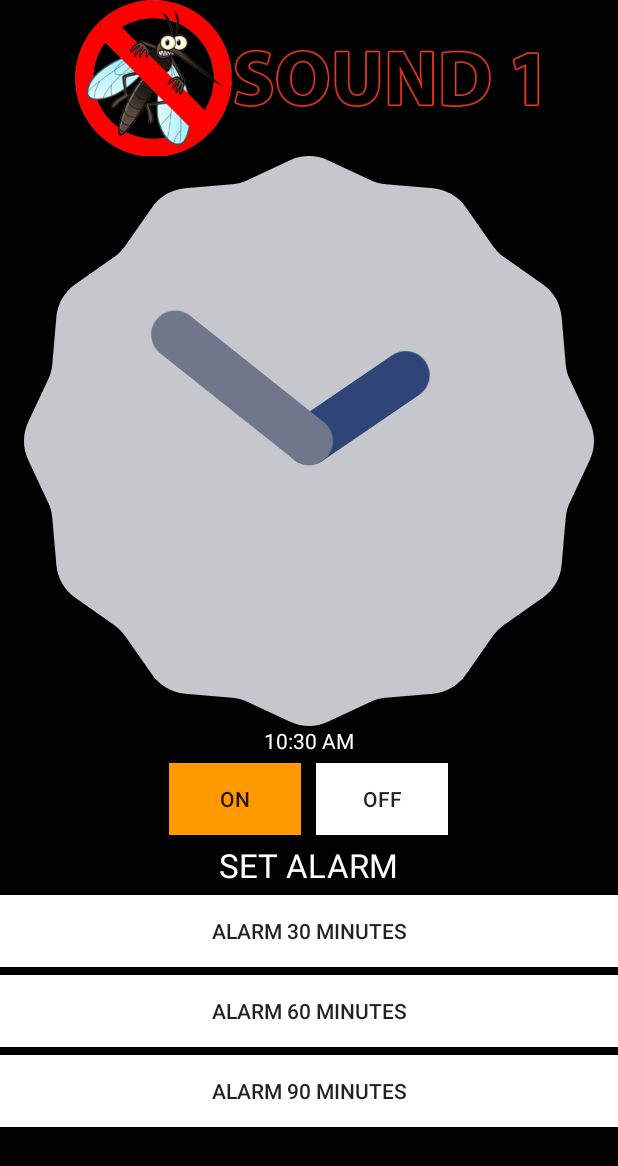
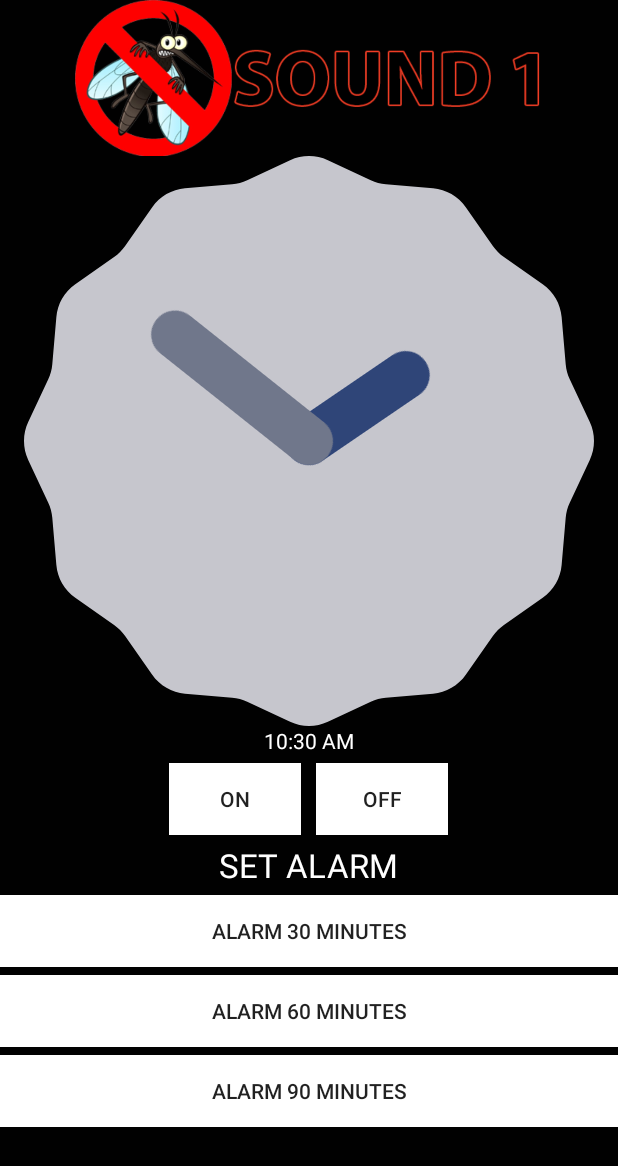
Before and after one commit to lethanhtan89/MosquitoEnd, an Android app: the Mosquito1Activity screen opened directly, with no data from a screen before it, after a tap on "ON", on a phone screen of 412 x 824 dp. Shown: the top 1166 px of the screen. Run offline under Robolectric (Android 15) with nearby library versions, the phone set to English and light mode, and no system bars.

Commit message:
fix error

```diff
--- a/app/build.gradle
+++ b/app/build.gradle
@@ -23,4 +23,5 @@ dependencies {
     compile fileTree(dir: 'libs', include: ['*.jar'])
     compile 'com.android.support:appcompat-v7:23.1.1'
     compile 'com.android.support:design:23.0.1'
+    compile 'com.android.support:cardview-v7:23.1.1'
 }
--- a/app/src/main/java/mosquito/project/com/mosquiteend/Mosquito1Activity.java
+++ b/app/src/main/java/mosquito/project/com/mosquiteend/Mosquito1Activity.java
@@ -1,5 +1,6 @@
 package mosquito.project.com.mosquiteend;
 
+import android.animation.ObjectAnimator;
 import android.app.AlertDialog;
 import android.content.Context;
 import android.content.DialogInterface;
@@ -29,14 +30,14 @@ public class Mosquito1Activity extends AppCompatActivity {
     private AnalogClock analogClock;
     private DigitalClock digitalClock;
     private MediaPlayer mediaPlayer;
-    private String timeCurent;
     private Context context = this;
     private Handler handler;
     private Runnable runnable;
+    private ObjectAnimator objectAnimator;
     private static final int POST_DISPLAY_TIME_30 = 1800000;
     private static final int POST_DISPLAY_TIME_60 = 3600000;
     private static final int POST_DISPLAY_TIME_90 = 5400000;
-    private Boolean isOnePressed = false, isSecondPlace = false;
+
     @Override
     protected void onCreate(Bundle savedInstanceState) {
         super.onCreate(savedInstanceState);
@@ -48,18 +49,15 @@ public class Mosquito1Activity extends AppCompatActivity {
         btAlarm60 = (Button) findViewById(R.id.btalarm60);
         btAlarm90 = (Button) findViewById(R.id.btalarm90);
         imageView = (ImageView) findViewById(R.id.imgMos);
-        //txtTime = (TextView) findViewById(R.id.txtTime);
         analogClock = (AnalogClock) findViewById(R.id.analogClock);
         digitalClock = (DigitalClock) findViewById(R.id.digitalClock);
-
-        //timeCurent = DateFormat.getDateTimeInstance().format(new Date());
-
-        //txtTime.setText(timeCurent);
 
         btOn.setOnClickListener(new View.OnClickListener() {
             @Override
             public void onClick(View v) {
-                btOn.setBackgroundColor(getResources().getColor(R.color.button_change));
+                //btOn.setBackgroundColor(getResources().getColor(R.color.button_change));
+                //btOn.invalidate();
+                objectAnimator = ObjectAnimator.ofFloat(Mosquito1Activity.this, "", 9,2).setDuration(90);
                 mediaPlayer = MediaPlayer.create(Mosquito1Activity.this, R.raw.mosquito_sound1);
                 mediaPlayer.start();
             }
@@ -68,7 +66,7 @@ public class Mosquito1Activity extends AppCompatActivity {
         btOff.setOnClickListener(new View.OnClickListener() {
             @Override
             public void onClick(View v) {
-                btOff.setBackgroundColor(getResources().getColor(R.color.button_change));
+                //btOff.setBackgroundColor(getResources().getColor(R.color.button_change));
                 if (mediaPlayer.isPlaying()) {
                     mediaPlayer.pause();
                 }
@@ -78,7 +76,7 @@ public class Mosquito1Activity extends AppCompatActivity {
         btAlarm30.setOnClickListener(new View.OnClickListener() {
             @Override
             public void onClick(View v) {
-                btAlarm30.setBackgroundColor(getResources().getColor(R.color.button_change));
+                //btAlarm30.setBackgroundColor(getResources().getColor(R.color.button_change));
                 AlertDialog.Builder builder = new AlertDialog.Builder(context);
                 builder.setTitle("SET ALARM");
                 builder.setMessage("Would you like set alarm after 30 minutes ?");
@@ -105,7 +103,7 @@ public class Mosquito1Activity extends AppCompatActivity {
         btAlarm60.setOnClickListener(new View.OnClickListener() {
             @Override
             public void onClick(View v) {
-                btAlarm60.setBackgroundColor(getResources().getColor(R.color.button_change));
+                //btAlarm60.setBackgroundColor(getResources().getColor(R.color.button_change));
                 AlertDialog.Builder builder = new AlertDialog.Builder(context);
                 builder.setTitle("SET ALARM");
                 builder.setMessage("Would you like to set alarm after 60 minutes");
@@ -132,7 +130,7 @@ public class Mosquito1Activity extends AppCompatActivity {
         btAlarm90.setOnClickListener(new View.OnClickListener() {
             @Override
             public void onClick(View v) {
-                btAlarm90.setBackgroundColor(getResources().getColor(R.color.button_change));
+                //btAlarm90.setBackgroundColor(getResources().getColor(R.color.button_change));
                 AlertDialog.Builder builder = new AlertDialog.Builder(context);
                 builder.setTitle("SET ALARM");
                 builder.setMessage("Would you like to set alarm after 90 minutes ");
@@ -169,8 +167,6 @@ public class Mosquito1Activity extends AppCompatActivity {
     //set Sound Alarm After 30 minutes
     public void setAlarmAfter30(){
             mediaPlayer = MediaPlayer.create(Mosquito1Activity.this, R.raw.mosquito_sound1);
-            //mediaPlayer.setAudioStreamType(AudioManager.STREAM_MUSIC);
-            //mediaPlayer.setLooping(true);
             handler = new Handler();
             runnable = new Runnable() {
                 @Override
--- a/app/src/main/res/layout/activity_mosquito1.xml
+++ b/app/src/main/res/layout/activity_mosquito1.xml
@@ -31,11 +31,13 @@
             android:textColor="@color/button"
             android:layout_marginBottom="5dp"
             android:layout_gravity="center_horizontal" />
+
         <LinearLayout
             android:orientation="horizontal"
             android:layout_width="wrap_content"
             android:layout_height="wrap_content"
             android:layout_gravity="center_horizontal">
+
             <Button
                 android:layout_width="wrap_content"
                 android:layout_height="wrap_content"
@@ -89,6 +91,5 @@
             android:layout_marginTop="5dp"
             android:background="@color/button"
             android:layout_gravity="center_horizontal" />
-
     </LinearLayout>
 </LinearLayout>
```
Also changed, not shown: 58 other files.
